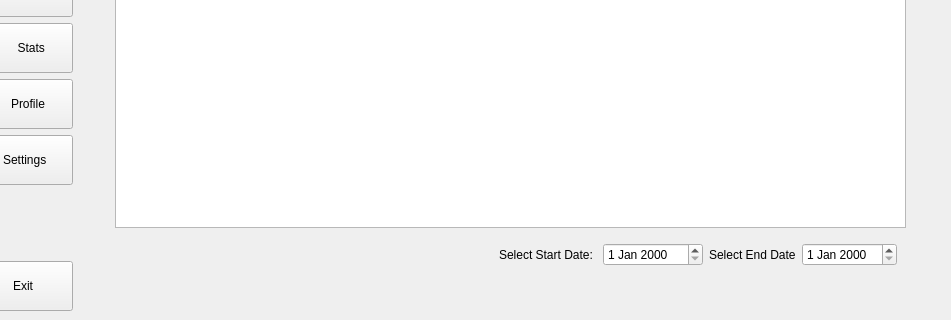
First picture: the form in financial_app_ui.ui, repository Ulaaka/Desktop-based-application-for-personal-finance, before the edit; both pictures show x 122 to 1073 and y 286 to 606 of the 1073 by 606 pixel window.
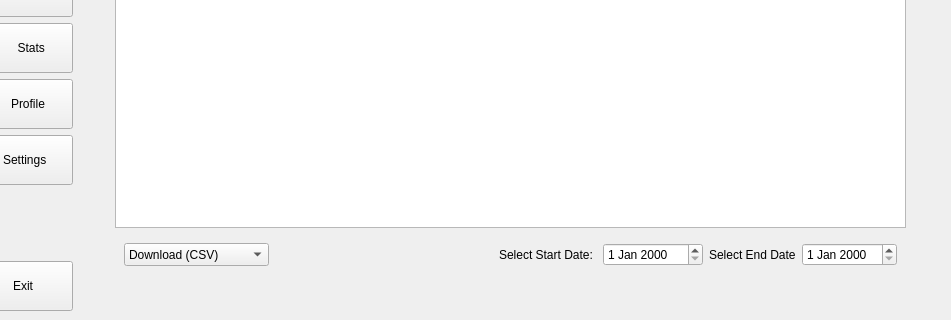
Second picture: the form after the edit. Icons and pictures are not drawn.

The edit to the form file:
```diff
--- a/financial_app_ui.ui
+++ b/financial_app_ui.ui
@@ -965,6 +965,38 @@
                         </size>
                        </property>
                        <layout class="QHBoxLayout" name="horizontalLayout_22">
+                        <item>
+                         <widget class="QComboBox" name="comboBox_3">
+                          <property name="sizePolicy">
+                           <sizepolicy hsizetype="Expanding" vsizetype="Preferred">
+                            <horstretch>0</horstretch>
+                            <verstretch>0</verstretch>
+                           </sizepolicy>
+                          </property>
+                          <property name="minimumSize">
+                           <size>
+                            <width>145</width>
+                            <height>0</height>
+                           </size>
+                          </property>
+                          <property name="maximumSize">
+                           <size>
+                            <width>145</width>
+                            <height>16777215</height>
+                           </size>
+                          </property>
+                          <item>
+                           <property name="text">
+                            <string>Download (CSV)</string>
+                           </property>
+                          </item>
+                          <item>
+                           <property name="text">
+                            <string>Download (PDF)</string>
+                           </property>
+                          </item>
+                         </widget>
+                        </item>
                         <item>
                          <spacer name="horizontalSpacer_10">
                           <property name="orientation">
@@ -972,7 +1004,7 @@
                           </property>
                           <property name="sizeHint" stdset="0">
                            <size>
-                            <width>315</width>
+                            <width>166</width>
                             <height>10</height>
                            </size>
                           </property>
```
